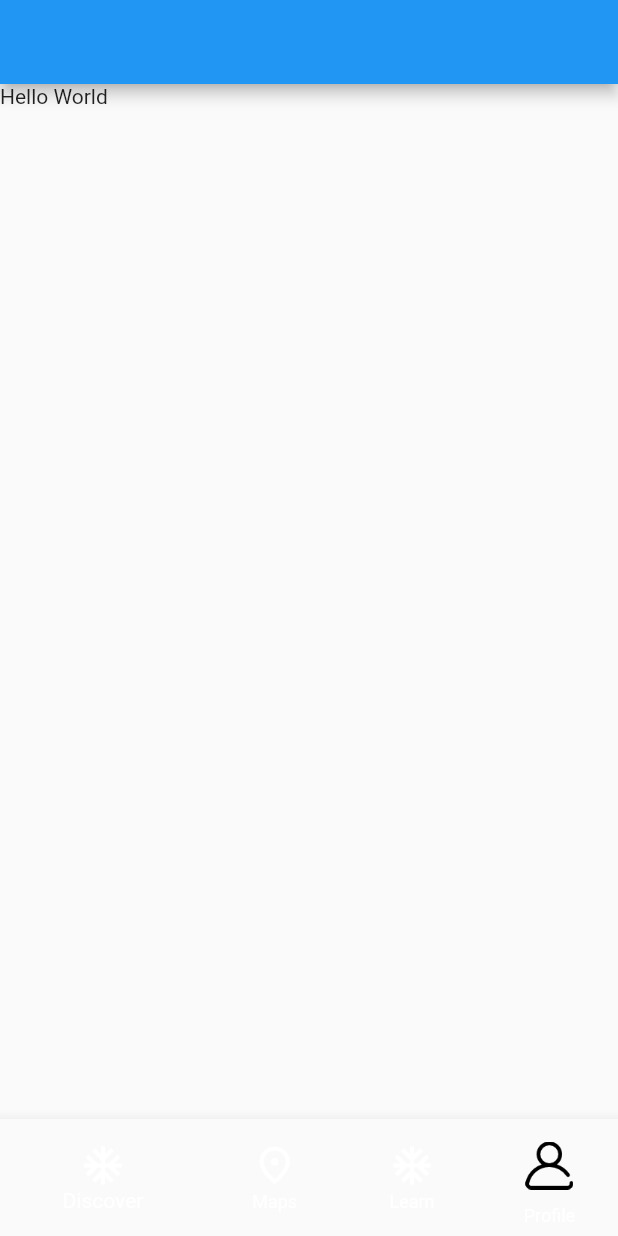
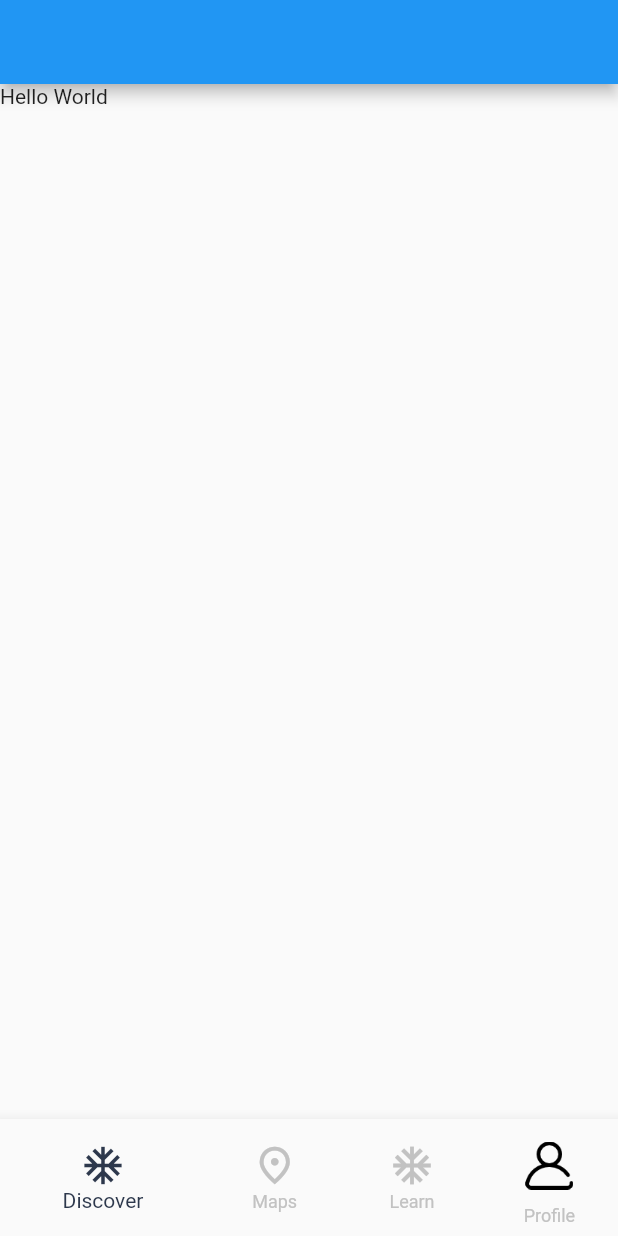
Before and after one commit to dnamme/mobile-dev-challenge, a Flutter app: the screen it shows after launch, on a phone screen of 412 x 824 dp. Run offline on Flutter 3.47's test engine with Material 2 defaults, Android fonts, the phone set to English and light mode, and no system bars; our stand-ins replace google_fonts; missing offline and left inert: dart:ffi.

Commit message:
Add unsel and sel ItemColor

```diff
--- a/lib/main.dart
+++ b/lib/main.dart
@@ -34,11 +34,11 @@ class _HomeState extends State<Home> {
         bottomNavigationBar: new BottomNavigationBar(
             iconSize: 30.00,
             showUnselectedLabels: true,
-            // unselectedItemColor: Color(0xffc2c2c2),
+            unselectedItemColor: Color(0xffc2c2c2),
             // unselectedLabelStyle: //TextStyle(
             //     GoogleFonts.roboto(
             //         fontSize: 12.50, fontWeight: FontWeight.w500),
-            // selectedItemColor: Color(0xff2d384c),
+            selectedItemColor: Color(0xff2d384c),
             // selectedLabelStyle: //TextStyle(
             //     GoogleFonts.roboto(
             //         fontSize: 12.50, fontWeight: FontWeight.w500),
```
